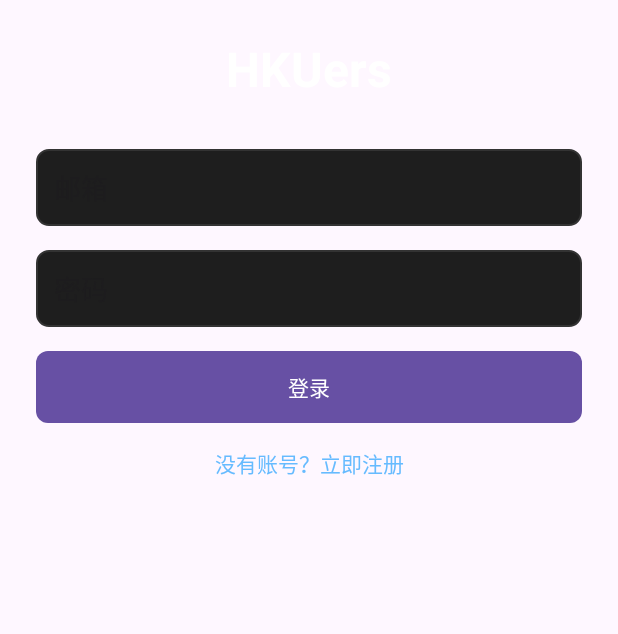
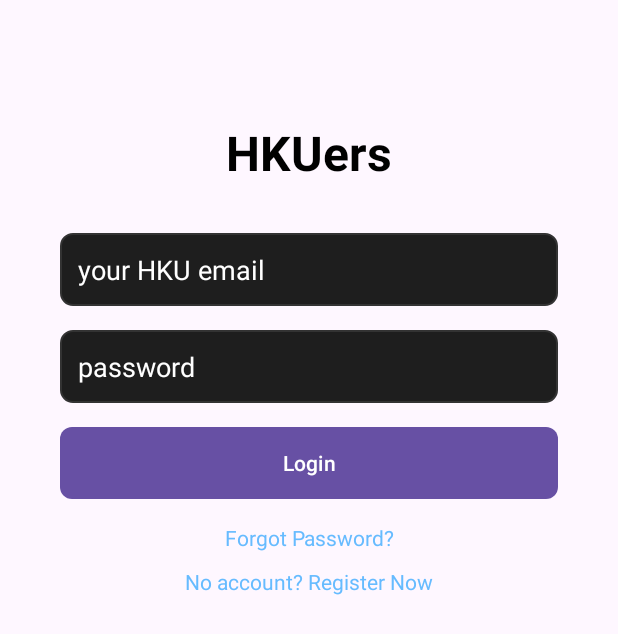
Before and after one commit to LiuRuohui/HKUers, an Android app: the screen it shows after launch (LoginActivity), on a phone screen of 412 x 824 dp. Shown: the top 634 px of the screen. Run offline under Robolectric (Android 15) with nearby library versions, the phone set to English and light mode, and no system bars; our stand-ins replace Firebase (no records; nobody signed in at launch, a user with empty details on screens opened directly).

Commit message:
update the login page and add the forgot the password function

```diff
--- a/app/src/main/res/layout/activity_login.xml
+++ b/app/src/main/res/layout/activity_login.xml
@@ -2,13 +2,14 @@
 <ScrollView
     xmlns:android="http://schemas.android.com/apk/res/android"
     android:layout_width="match_parent"
-    android:layout_height="match_parent">
+    android:layout_height="match_parent"
+    android:paddingTop="40dp">
 
     <LinearLayout
         android:layout_width="match_parent"
         android:layout_height="wrap_content"
         android:orientation="vertical"
-        android:padding="24dp"
+        android:padding="40dp"
         android:gravity="center_vertical">
 
         <!-- 标题 -->
@@ -19,7 +20,7 @@
             android:text="HKUers"
             android:textSize="32sp"
             android:textStyle="bold"
-            android:textColor="#FFFFFF"
+            android:textColor="#000000"
             android:layout_gravity="center_horizontal"
             android:layout_marginBottom="32dp"/>
 
@@ -28,10 +29,11 @@
             android:id="@+id/etLoginEmail"
             android:layout_width="match_parent"
             android:layout_height="wrap_content"
-            android:hint="邮箱"
+            android:hint="your HKU email"
             android:inputType="textEmailAddress"
             android:background="@drawable/edittext_background"
             android:padding="12dp"
+            android:textColorHint="#FFFFFF"
             android:textColor="#FFFFFF"
             android:layout_marginBottom="16dp"/>
 
@@ -40,10 +42,11 @@
             android:id="@+id/etLoginPassword"
             android:layout_width="match_parent"
             android:layout_height="wrap_content"
-            android:hint="密码"
+            android:hint="password"
             android:inputType="textPassword"
             android:background="@drawable/edittext_background"
             android:padding="12dp"
+            android:textColorHint="#FFFFFF"
             android:textColor="#FFFFFF"
             android:layout_marginBottom="16dp"/>
 
@@ -52,18 +55,32 @@
             android:id="@+id/btnLogin"
             android:layout_width="match_parent"
             android:layout_height="wrap_content"
-            android:text="登录"
+            android:text="Login"
             android:background="@drawable/button_background"
             android:textColor="#FFFFFF"
             android:layout_marginBottom="16dp"/>
+
+        <!-- 忘记密码 -->
+        <TextView
+            android:id="@+id/tvForgotPassword"
+            android:layout_width="match_parent"
+            android:layout_height="wrap_content"
+            android:text="Forgot Password?"
+            android:textColor="#66BBFF"
+            android:gravity="center"
+            android:clickable="true"
+            android:onClick="navigateToForgotPassword"
+            android:paddingBottom="10dp"/>
 
         <!-- 跳转注册 -->
         <TextView
             android:layout_width="match_parent"
             android:layout_height="wrap_content"
-            android:text="没有账号？立即注册"
+            android:text="No account? Register Now"
             android:textColor="#66BBFF"
             android:gravity="center"
-            android:onClick="navigateToRegister"/>
+            android:clickable="true"
+            android:onClick="navigateToRegister"
+            android:paddingBottom="10dp"/>
     </LinearLayout>
 </ScrollView>
--- a/app/src/main/res/layout/activity_registration.xml
+++ b/app/src/main/res/layout/activity_registration.xml
@@ -32,6 +32,7 @@
             android:inputType="textEmailAddress"
             android:background="@drawable/edittext_background"
             android:padding="12dp"
+            android:textColorHint="#FFFFFF"
             android:textColor="#FFFFFF"
             android:layout_marginBottom="16dp"/>
 
@@ -44,6 +45,7 @@
             android:inputType="textPassword"
             android:background="@drawable/edittext_background"
             android:padding="12dp"
+            android:textColorHint="#FFFFFF"
             android:textColor="#FFFFFF"
             android:layout_marginBottom="16dp"/>
 
@@ -52,7 +54,7 @@
             android:id="@+id/btnRegister"
             android:layout_width="match_parent"
             android:layout_height="wrap_content"
-            android:text="注册"
+            android:text="Registeration"
             android:background="@drawable/button_background"
             android:textColor="#FFFFFF"
             android:layout_marginBottom="16dp"/>
@@ -61,7 +63,7 @@
         <TextView
             android:layout_width="match_parent"
             android:layout_height="wrap_content"
-            android:text="已有账号？立即登录"
+            android:text="Already have account? Login Now"
             android:textColor="#66BBFF"
             android:gravity="center"
             android:onClick="navigateToLogin"/>
```
Also changed, not shown: app/src/main/java/hk/hku/cs/hkuers/auth/LoginActivity.java (+20 -8 lines).
